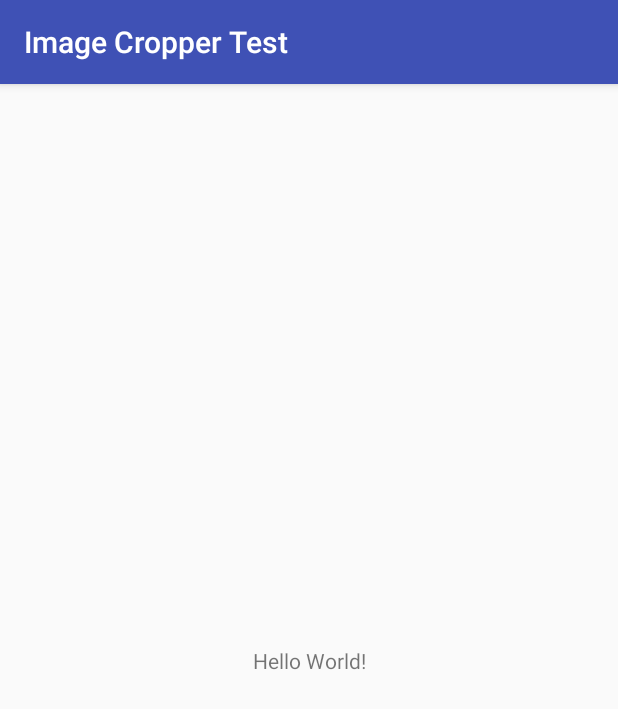
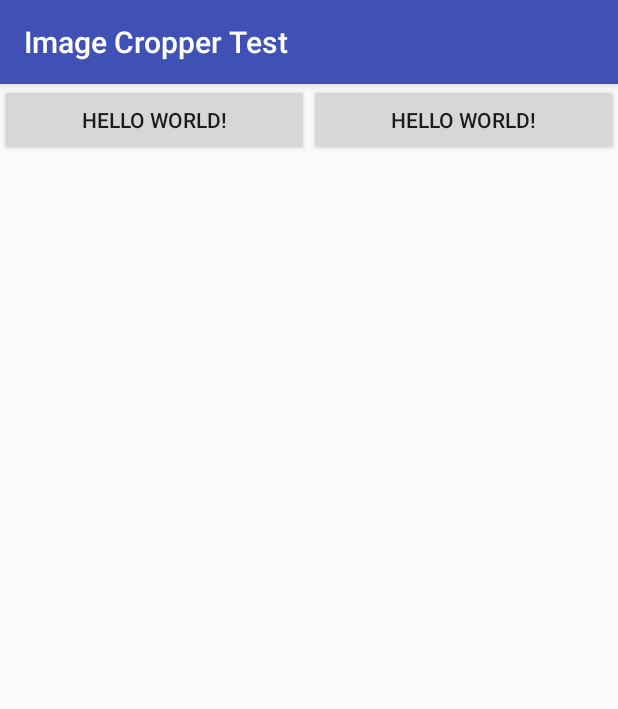
Before and after one commit to lmiyagi/image-cropper-test, an Android app: the screen it shows after launch (MainActivity), on a phone screen of 412 x 824 dp. Shown: the top 709 px of the screen. Run offline under Robolectric (Android 15) with nearby library versions, the phone set to English and light mode, and no system bars; libraries missing offline, so code that uses them is left out: com.soundcloud.android, pl.aprilapps.easyphotopicker.

Commit message:
the whole ugly code

```diff
--- a/app/build.gradle
+++ b/app/build.gradle
@@ -27,4 +27,6 @@ dependencies {
     compile 'com.android.support:appcompat-v7:26.+'
     compile 'com.android.support.constraint:constraint-layout:1.0.2'
     testCompile 'junit:junit:4.12'
+    compile 'com.soundcloud.android:android-crop:1.0.1@aar'
+    compile 'com.github.jkwiecien:EasyImage:2.0.2'
 }
--- /dev/null
+++ b/app/src/main/java/br/com/leonardomiyagi/imagecroppertest/DrawView.java
@@ -0,0 +1,106 @@
+package br.com.leonardomiyagi.imagecroppertest;
+
+import android.content.Context;
+import android.graphics.Bitmap;
+import android.graphics.Canvas;
+import android.graphics.Color;
+import android.graphics.Paint;
+import android.graphics.Path;
+import android.util.AttributeSet;
+import android.view.MotionEvent;
+import android.view.View;
+
+/**
+ * Created by SES\leonardom on 31/08/17.
+ */
+
+public class DrawView extends View {
+
+    private Bitmap mbitmap;
+    private Canvas mcanvas;
+    private Path path;
+    private Paint paint;
+    private float mX, mY;
+    Context context;
+    private static final float Tolerance = 5;
+
+    public DrawView(Context context, AttributeSet attrs) {
+        super(context, attrs);
+        this.context = context;
+        path = new Path();
+        paint = new Paint();
+        paint.setColor(Color.RED);
+        paint.setAntiAlias(true);
+        paint.setStyle(Paint.Style.STROKE);
+        paint.setStrokeJoin(Paint.Join.ROUND);
+        paint.setStrokeWidth(20f);
+        setDrawingCacheEnabled(true);
+    }
+
+    @Override
+    protected void onMeasure(int widthMeasureSpec, int heightMeasureSpec) {
+        super.onMeasure(widthMeasureSpec, widthMeasureSpec);
+    }
+
+    @Override
+    protected void onSizeChanged(int w, int h, int oldw, int oldh) {
+        super.onSizeChanged(w, h, oldw, oldh);
+        mbitmap = Bitmap.createBitmap(w, h, Bitmap.Config.ARGB_8888);
+        mbitmap.setHasAlpha(true);
+        mcanvas = new Canvas();
+        mcanvas.setBitmap(mbitmap);
+    }
+
+    @Override
+    protected void onDraw(Canvas canvas) {
+        super.onDraw(canvas);
+        canvas.drawPath(path, paint);
+    }
+
+    private void startTouch(float x, float y) {
+        path.moveTo(x, y);
+        mX = x;
+        mY = y;
+    }
+
+    public void moveTouch(float x, float y) {
+        float dx = Math.abs(x - mX);
+        float dy = Math.abs(y - mY);
+        if (dx >= Tolerance || dy >= Tolerance) {
+            path.quadTo(mX, mY, (x + mX) / 2, (y + mY) / 2);
+            mX = x;
+            mY = y;
+
+        }
+    }
+
+    private void upTouch() {
+        path.lineTo(mX, mY);
+    }
+
+    @Override
+    public boolean onTouchEvent(MotionEvent event) {
+        float x = event.getX();
+        float y = event.getY();
+        switch (event.getAction()) {
+            case MotionEvent.ACTION_DOWN:
+                startTouch(x, y);
+                invalidate();
+                break;
+            case MotionEvent.ACTION_UP:
+                upTouch();
+                invalidate();
+                break;
+            case MotionEvent.ACTION_MOVE:
+                moveTouch(x, y);
+                invalidate();
+                break;
+
+        }
+        return true;
+    }
+
+    public Bitmap getBitmap() {
+        return mbitmap;
+    }
+}
--- /dev/null
+++ b/app/src/main/java/br/com/leonardomiyagi/imagecroppertest/SquareImageView.java
@@ -0,0 +1,34 @@
+package br.com.leonardomiyagi.imagecroppertest;
+
+import android.content.Context;
+import android.support.annotation.Nullable;
+import android.util.AttributeSet;
+import android.widget.ImageView;
+
+/**
+ * Created by SES\leonardom on 31/08/17.
+ */
+
+public class SquareImageView extends ImageView {
+
+    public SquareImageView(Context context) {
+        super(context);
+    }
+
+    public SquareImageView(Context context, @Nullable AttributeSet attrs) {
+        super(context, attrs);
+    }
+
+    public SquareImageView(Context context, @Nullable AttributeSet attrs, int defStyleAttr) {
+        super(context, attrs, defStyleAttr);
+    }
+
+    public SquareImageView(Context context, @Nullable AttributeSet attrs, int defStyleAttr, int defStyleRes) {
+        super(context, attrs, defStyleAttr, defStyleRes);
+    }
+
+    @Override
+    protected void onMeasure(int widthMeasureSpec, int heightMeasureSpec) {
+        super.onMeasure(widthMeasureSpec, widthMeasureSpec);
+    }
+}
--- a/app/src/main/res/layout/activity_main.xml
+++ b/app/src/main/res/layout/activity_main.xml
@@ -1,18 +1,50 @@
 <?xml version="1.0" encoding="utf-8"?>
-<android.support.constraint.ConstraintLayout xmlns:android="http://schemas.android.com/apk/res/android"
-    xmlns:app="http://schemas.android.com/apk/res-auto"
+<LinearLayout xmlns:android="http://schemas.android.com/apk/res/android"
     xmlns:tools="http://schemas.android.com/tools"
     android:layout_width="match_parent"
     android:layout_height="match_parent"
-    tools:context="br.com.leonardomiyagi.imagecroppertest.MainActivity">
+    android:orientation="vertical">
 
-    <TextView
-        android:layout_width="wrap_content"
-        android:layout_height="wrap_content"
-        android:text="Hello World!"
-        app:layout_constraintBottom_toBottomOf="parent"
-        app:layout_constraintLeft_toLeftOf="parent"
-        app:layout_constraintRight_toRightOf="parent"
-        app:layout_constraintTop_toTopOf="parent" />
+    <LinearLayout
+        android:layout_width="match_parent"
+        android:layout_height="match_parent"
+        android:orientation="vertical"
+        tools:context="br.com.leonardomiyagi.imagecroppertest.MainActivity">
 
-</android.support.constraint.ConstraintLayout>
+        <LinearLayout
+            android:layout_width="match_parent"
+            android:layout_height="wrap_content">
+
+            <Button
+                android:id="@+id/button"
+                android:layout_width="0dp"
+                android:layout_height="wrap_content"
+                android:layout_weight="1"
+                android:text="Hello World!" />
+
+            <Button
+                android:id="@+id/saveBtn"
+                android:layout_width="0dp"
+                android:layout_height="wrap_content"
+                android:layout_weight="1"
+                android:text="Hello World!" />
+        </LinearLayout>
+
+        <FrameLayout
+            android:layout_width="match_parent"
+            android:layout_height="match_parent">
+
+            <br.com.leonardomiyagi.imagecroppertest.SquareImageView
+                android:id="@+id/image_view"
+                android:layout_width="match_parent"
+                android:layout_height="match_parent"
+                android:layout_gravity="center" />
+
+            <br.com.leonardomiyagi.imagecroppertest.DrawView
+                android:id="@+id/draw_view"
+                android:layout_width="match_parent"
+                android:layout_height="match_parent"
+                android:layout_gravity="center" />
+        </FrameLayout>
+    </LinearLayout>
+</LinearLayout>
--- a/build.gradle
+++ b/build.gradle
@@ -15,6 +15,7 @@ buildscript {
 allprojects {
     repositories {
         jcenter()
+        maven { url 'https://jitpack.io' }
     }
 }
 
```
Also changed, not shown: app/src/main/AndroidManifest.xml (+9 -3 lines), app/src/main/java/br/com/leonardomiyagi/imagecroppertest/BaseApplication.java (added, +15 -0 lines), app/src/main/java/br/com/leonardomiyagi/imagecroppertest/MainActivity.java (+105 -1 lines).
